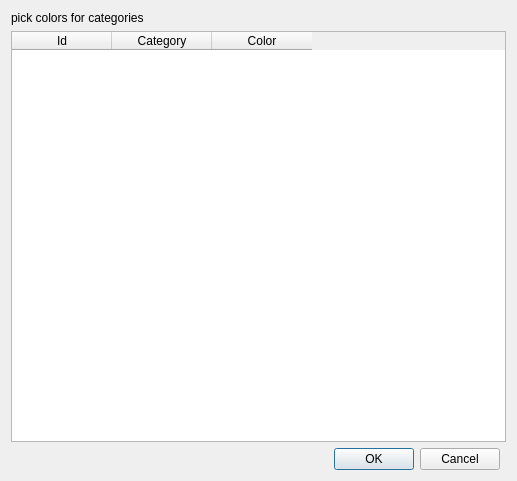
Qt form ui/settings.ui (Narfinger/qamster) before a commit.
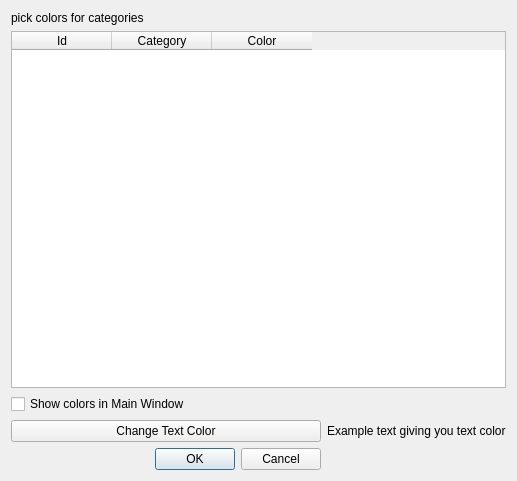
The same form after that commit.

Commit message: added category coloring and text coloring

```diff
--- a/ui/settings.ui
+++ b/ui/settings.ui
@@ -14,6 +14,16 @@
    <string>Settings</string>
   </property>
   <layout class="QGridLayout" name="gridLayout">
+   <item row="6" column="0">
+    <widget class="QDialogButtonBox" name="buttonBox">
+     <property name="orientation">
+      <enum>Qt::Horizontal</enum>
+     </property>
+     <property name="standardButtons">
+      <set>QDialogButtonBox::Cancel|QDialogButtonBox::Ok</set>
+     </property>
+    </widget>
+   </item>
    <item row="1" column="0" rowspan="2" colspan="2">
     <widget class="QTableWidget" name="categoryTable">
      <property name="editTriggers">
@@ -36,16 +46,6 @@
      </column>
     </widget>
    </item>
-   <item row="3" column="0">
-    <widget class="QDialogButtonBox" name="buttonBox">
-     <property name="orientation">
-      <enum>Qt::Horizontal</enum>
-     </property>
-     <property name="standardButtons">
-      <set>QDialogButtonBox::Cancel|QDialogButtonBox::Ok</set>
-     </property>
-    </widget>
-   </item>
    <item row="0" column="0">
     <widget class="QLabel" name="label">
      <property name="sizePolicy">
@@ -59,6 +59,27 @@
      </property>
     </widget>
    </item>
+   <item row="3" column="0">
+    <widget class="QCheckBox" name="categoryCBox">
+     <property name="text">
+      <string>Show colors in Main Window</string>
+     </property>
+    </widget>
+   </item>
+   <item row="4" column="0">
+    <widget class="QPushButton" name="textColorButton">
+     <property name="text">
+      <string>Change Text Color</string>
+     </property>
+    </widget>
+   </item>
+   <item row="4" column="1">
+    <widget class="QLabel" name="textColorLabel">
+     <property name="text">
+      <string>Example text giving you text color</string>
+     </property>
+    </widget>
+   </item>
   </layout>
  </widget>
  <resources/>
```
The commit also changes 8 other files.
